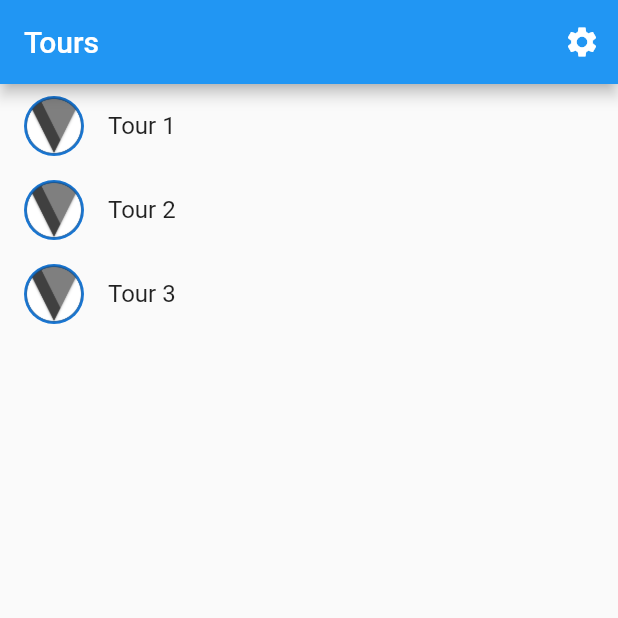
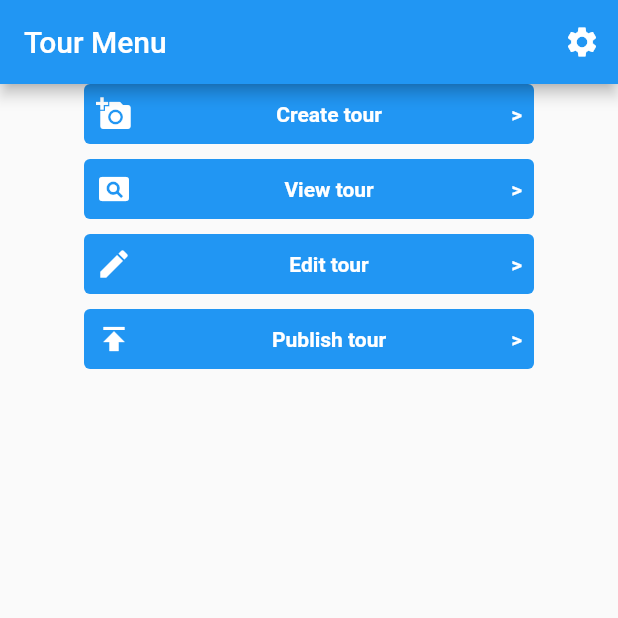
Before and after one commit to umgc/spring2023, a Flutter app: the screen it shows after launch, on a phone screen of 412 x 824 dp, the top half of it. Run offline on Flutter 3.47's test engine with Material 2 defaults, Android fonts, the phone set to English and light mode, and no system bars; missing offline and left inert: webviewx.

Commit message:
added start of tour menu page

```diff
--- a/virotour/lib/src/app.dart
+++ b/virotour/lib/src/app.dart
@@ -3,6 +3,7 @@ import 'package:virotour/src/settings/settings_controller.dart';
 import 'package:virotour/src/settings/settings_view.dart';
 import 'package:virotour/src/tour/tour_details_view.dart';
 import 'package:virotour/src/tour/tour_list_view.dart';
+import 'package:virotour/src/tour/tour_menu_view.dart';
 
 class App extends StatelessWidget {
   const App({
@@ -46,8 +47,11 @@ class App extends StatelessWidget {
                   case TourDetailsView.routeName:
                     return const TourDetailsView();
                   case TourListView.routeName:
+                    return const TourListView();
+                  case TourMenuView.routeName:
+                    return const TourMenuView();
                   default:
-                    return const TourListView();
+                    return const TourMenuView();
                 }
               },
             );
--- a/virotour/lib/src/tour/tour_list_view.dart
+++ b/virotour/lib/src/tour/tour_list_view.dart
@@ -10,7 +10,7 @@ class TourListView extends StatelessWidget {
     this.items = const [Tour(1), Tour(2), Tour(3)],
   });
 
-  static const routeName = '/';
+  static const routeName = '/tour_list';
 
   final List<Tour> items;
 
--- /dev/null
+++ b/virotour/lib/src/tour/tour_menu_view.dart
@@ -0,0 +1,232 @@
+import 'package:flutter/material.dart';
+import 'package:virotour/src/settings/settings_view.dart';
+import 'package:virotour/src/tour/tour.dart';
+import 'package:virotour/src/tour/tour_list_view.dart';
+
+class TourMenuView extends StatelessWidget {
+  const TourMenuView({
+    super.key
+  });
+
+  static const routeName = '/';
+
+  @override
+  Widget build(BuildContext context) {
+    Color color = Theme.of(context).primaryColor;
+
+    Widget buttonSection = Column(
+      mainAxisAlignment: MainAxisAlignment.spaceEvenly,
+      children: [
+        // Create tour row
+        Row(
+          mainAxisSize: MainAxisSize.min,
+          mainAxisAlignment: MainAxisAlignment.center,
+          children: [
+            SizedBox(
+              // Not sure if this should be hard-coded
+              height: 40,
+              width: 300,
+              child: TextButton(
+                style: TextButton.styleFrom(backgroundColor: color),
+                child: Row(
+                  mainAxisAlignment: MainAxisAlignment.spaceBetween,
+                  children: [
+                    Icon(Icons.add_a_photo, color: Colors.white),
+                    Padding(
+                      padding: EdgeInsets.only(left:10.0),
+                      child: Text(
+                        "Create tour",
+                        style: TextStyle(
+                          fontSize: 14,
+                          fontWeight: FontWeight.w600,
+                          color: Colors.white,
+                        ),
+                        textAlign: TextAlign.center,
+                      ),
+                    ),
+                    Text(
+                      ">",
+                      style: TextStyle(
+                        fontSize: 14,
+                        fontWeight: FontWeight.w600,
+                        color: Colors.white,
+                      ),
+                      textAlign: TextAlign.right,
+                    ),
+                  ],
+                ),
+                onPressed: () {
+                // TODO: This needs to be updated to route to the create tour page
+                //Navigator.restorablePushNamed(context, );
+                },
+              ),
+            ),
+          ],
+        ),
+        SizedBox(height: 10),
+        // View tour row
+        Row(
+          mainAxisSize: MainAxisSize.min,
+          mainAxisAlignment: MainAxisAlignment.center,
+          children: [
+            SizedBox(
+              // Not sure if this should be hard-coded
+              height: 40,
+              width: 300,
+              child: TextButton(
+                style: TextButton.styleFrom(backgroundColor: color),
+                child: Row(
+                  mainAxisAlignment: MainAxisAlignment.spaceBetween,
+                  children: [
+                    Icon(Icons.pageview, color: Colors.white),
+                    Padding(
+                      padding: EdgeInsets.only(left:10.0),
+                      child: Text(
+                        "View tour",
+                        style: TextStyle(
+                          fontSize: 14,
+                          fontWeight: FontWeight.w600,
+                          color: Colors.white,
+                        ),
+                        textAlign: TextAlign.center,
+                      ),
+                    ),
+                    Text(
+                      ">",
+                      style: TextStyle(
+                        fontSize: 14,
+                        fontWeight: FontWeight.w600,
+                        color: Colors.white,
+                      ),
+                      textAlign: TextAlign.right,
+                    ),
+                  ],
+                ),
+                onPressed: () {
+                  Navigator.restorablePushNamed(context, TourListView.routeName);
+                },
+              ),
+            ),
+          ],
+        ),
+        SizedBox(height: 10),
+        // Edit tour row
+        Row(
+          mainAxisSize: MainAxisSize.min,
+          mainAxisAlignment: MainAxisAlignment.center,
+          children: [
+            SizedBox(
+              // Not sure if this should be hard-coded
+              height: 40,
+              width: 300,
+              child: TextButton(
+                style: TextButton.styleFrom(backgroundColor: color),
+                child: Row(
+                  mainAxisAlignment: MainAxisAlignment.spaceBetween,
+                  children: [
+                    Icon(Icons.edit, color: Colors.white),
+                    Padding(
+                      padding: EdgeInsets.only(left:10.0),
+                      child: Text(
+                        "Edit tour",
+                        style: TextStyle(
+                          fontSize: 14,
+                          fontWeight: FontWeight.w600,
+                          color: Colors.white,
+                        ),
+                        textAlign: TextAlign.center,
+                      ),
+                    ),
+                    Text(
+                      ">",
+                      style: TextStyle(
+                        fontSize: 14,
+                        fontWeight: FontWeight.w600,
+                        color: Colors.white,
+                      ),
+                      textAlign: TextAlign.right,
+                    ),
+                  ],
+                ),
+                onPressed: () {
+                  // TODO: This needs to be updated to route to the edit tour page
+                  //Navigator.restorablePushNamed(context, );
+                },
+              ),
+            ),
+          ],
+        ),
+        SizedBox(height: 10),
+        // Publish tour row
+        Row(
+          mainAxisSize: MainAxisSize.min,
+          mainAxisAlignment: MainAxisAlignment.center,
+          children: [
+            SizedBox(
+              // Not sure if this should be hard-coded
+              height: 40,
+              width: 300,
+              child: TextButton(
+                style: TextButton.styleFrom(backgroundColor: color),
+                child: Row(
+                  mainAxisAlignment: MainAxisAlignment.spaceBetween,
+                  children: [
+                    Icon(Icons.publish, color: Colors.white),
+                    Padding(
+                      padding: EdgeInsets.only(left:10.0),
+                      child: Text(
+                        "Publish tour",
+                        style: TextStyle(
+                          fontSize: 14,
+                          fontWeight: FontWeight.w600,
+                          color: Colors.white,
+                        ),
+                        textAlign: TextAlign.center,
+                      ),
+                    ),
+                    Text(
+                      ">",
+                      style: TextStyle(
+                        fontSize: 14,
+                        fontWeight: FontWeight.w600,
+                        color: Colors.white,
+                      ),
+                      textAlign: TextAlign.right,
+                    ),
+                  ],
+                ),
+                onPressed: () {
+                  // TODO: This needs to be updated to route to the publish tour page
+                  //Navigator.restorablePushNamed(context, );
+                },
+              ),
+            ),
+          ],
+        ),
+      ],
+    );
+
+    return Scaffold(
+      appBar: AppBar(
+        title: const Text('Tour Menu'),
+        actions: [
+          IconButton(
+            icon: const Icon(Icons.settings),
+            onPressed: () {
+              // Navigate to the settings page. If the user leaves and returns
+              // to the app after it has been killed while running in the
+              // background, the navigation stack is restored.
+              Navigator.restorablePushNamed(context, SettingsView.routeName);
+            },
+          ),
+        ],
+      ),
+
+      body: ListView(
+        children: [
+          buttonSection
+        ]
+      )
+    );
+  }
+}
```
